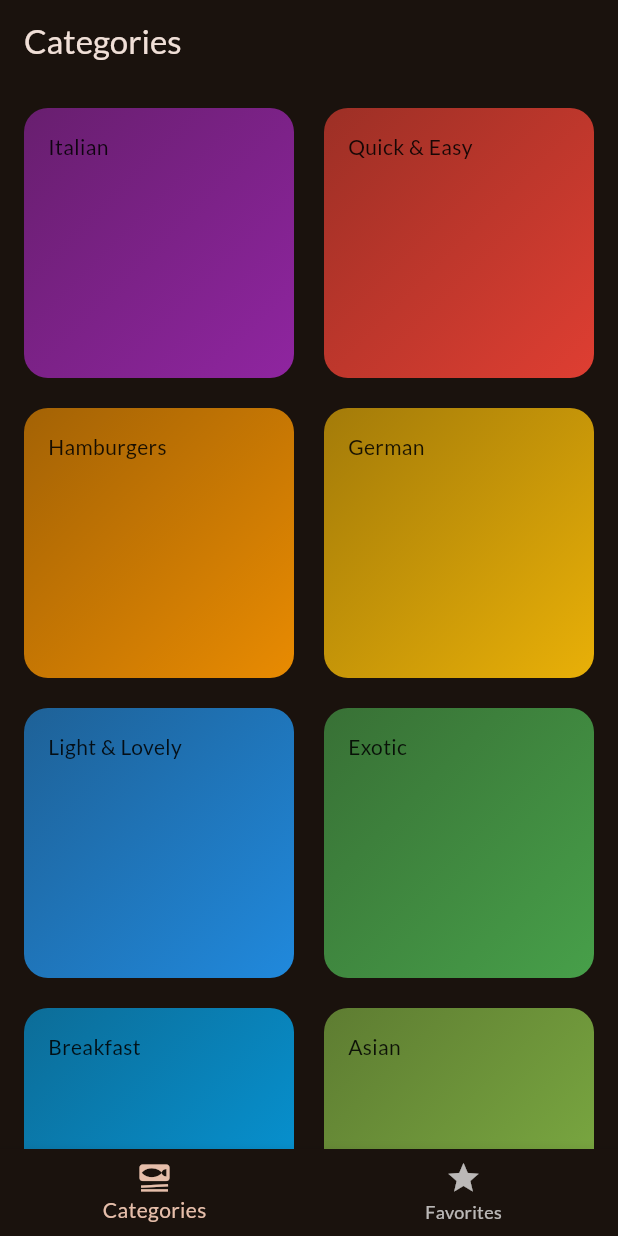
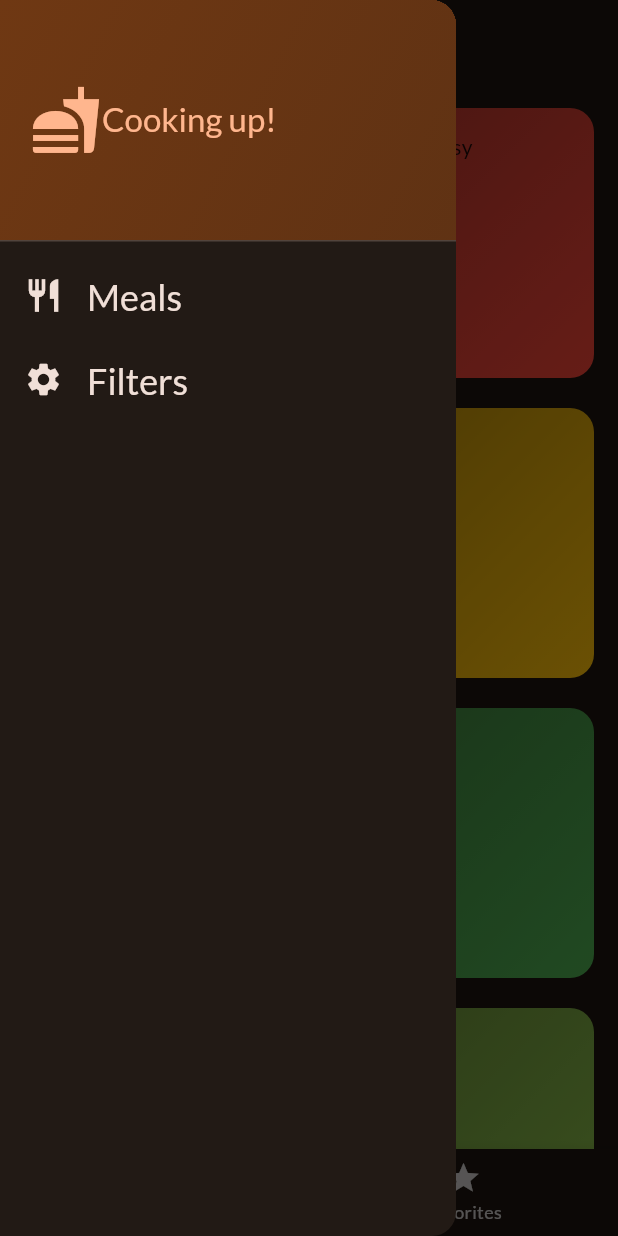
Before and after one commit to cxw320/flutter_meals_app, a Flutter app: the screen it shows after launch, with the side drawer open (before the commit the screen has no drawer), on a phone screen of 412 x 824 dp. Run offline on Flutter 3.47's test engine with Material 2 defaults, Android fonts, the phone set to English and light mode, and no system bars; our stand-ins replace google_fonts, transparent_image.

Commit message:
add side drawer

```diff
--- a/lib/screens/tabs.dart
+++ b/lib/screens/tabs.dart
@@ -1,6 +1,7 @@
 import 'package:flutter/material.dart';
 
 import '../models/meal.dart';
+import '../widgets/main_drawer.dart';
 import 'categories.dart';
 import 'meals.dart';
 
@@ -17,6 +18,13 @@ class _TabsScreenState extends State<TabsScreen> {
   int _selectedPageIndex = 0;
   final List<Meal> _favoriteMeals = [];
 
+  void _showInfoMessage(String message) {
+    ScaffoldMessenger.of(context).clearSnackBars();
+    ScaffoldMessenger.of(context).showSnackBar(SnackBar(
+      content: Text(message),
+    ));
+  }
+
   void _toggleMealFavoriteStatus(Meal meal) {
     // return true if meal is part of the favorite meals list
     final isExisting = _favoriteMeals.contains(meal);
@@ -25,10 +33,12 @@ class _TabsScreenState extends State<TabsScreen> {
       setState(() {
         _favoriteMeals.remove(meal);
       });
+      _showInfoMessage("Meal is no longer a favorite");
     } else {
       setState(() {
         _favoriteMeals.add(meal);
       });
+      _showInfoMessage("Marked as a favorite");
     }
   }
 
@@ -57,6 +67,7 @@ class _TabsScreenState extends State<TabsScreen> {
       appBar: AppBar(
         title: Text(activePageTitle),
       ),
+      drawer: const MainDrawer(),
       body: activePage,
       bottomNavigationBar: BottomNavigationBar(
         onTap: _selectPage,
--- /dev/null
+++ b/lib/widgets/main_drawer.dart
@@ -0,0 +1,76 @@
+import 'package:flutter/material.dart';
+
+class MainDrawer extends StatelessWidget {
+  const MainDrawer({super.key});
+
+  @override
+  Widget build(BuildContext context) {
+    return Drawer(
+      child: Column(
+        children: [
+          DrawerHeader(
+            padding: const EdgeInsets.all(20),
+            decoration: BoxDecoration(
+              gradient: LinearGradient(
+                colors: [
+                  Theme.of(context).colorScheme.primaryContainer,
+                  Theme.of(context)
+                      .colorScheme
+                      .primaryContainer
+                      .withOpacity(0.8)
+                ],
+                begin: Alignment.topLeft,
+                end: Alignment.bottomRight,
+              ),
+            ),
+            child: Row(
+              children: [
+                Icon(
+                  Icons.fastfood,
+                  size: 48,
+                  color: Theme.of(context).colorScheme.primary,
+                ),
+                const SizedBox(height: 18),
+                Text(
+                  'Cooking up!',
+                  style: Theme.of(context)
+                      .textTheme
+                      .titleLarge!
+                      .copyWith(color: Theme.of(context).colorScheme.primary),
+                ),
+              ],
+            ),
+          ),
+          ListTile(
+            leading: Icon(
+              Icons.restaurant,
+              size: 26,
+              color: Theme.of(context).colorScheme.onBackground,
+            ),
+            title: Text(
+              'Meals',
+              style: Theme.of(context).textTheme.titleLarge!.copyWith(
+                  color: Theme.of(context).colorScheme.onBackground,
+                  fontSize: 24),
+            ),
+            onTap: () {},
+          ),
+          ListTile(
+            leading: Icon(
+              Icons.settings,
+              size: 26,
+              color: Theme.of(context).colorScheme.onBackground,
+            ),
+            title: Text(
+              'Filters',
+              style: Theme.of(context).textTheme.titleLarge!.copyWith(
+                  color: Theme.of(context).colorScheme.onBackground,
+                  fontSize: 24),
+            ),
+            onTap: () {},
+          ),
+        ],
+      ),
+    );
+  }
+}
```
